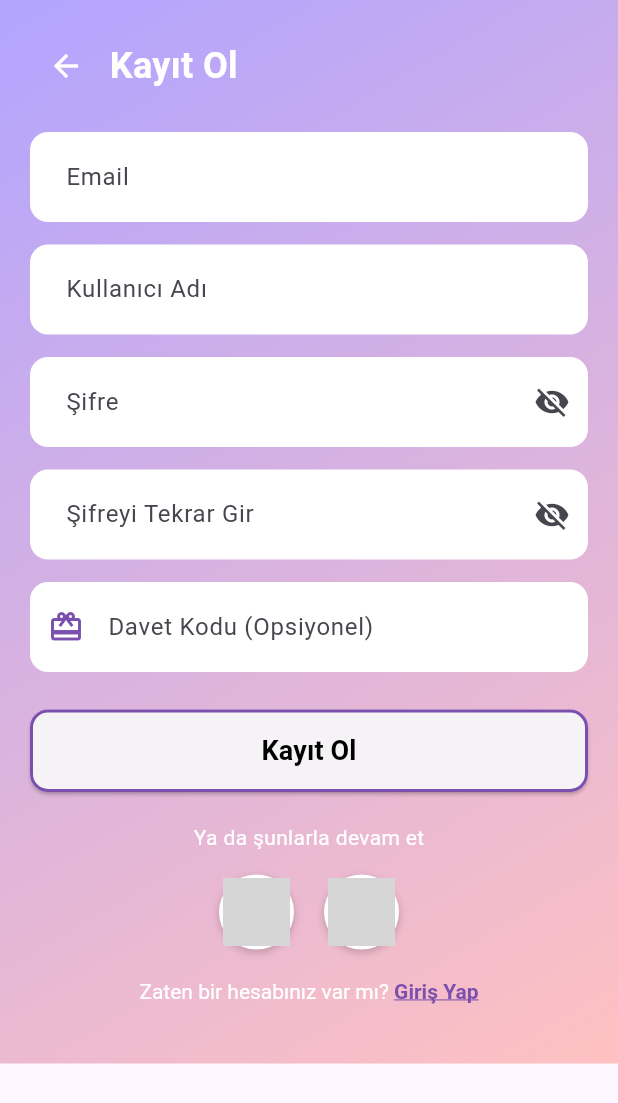
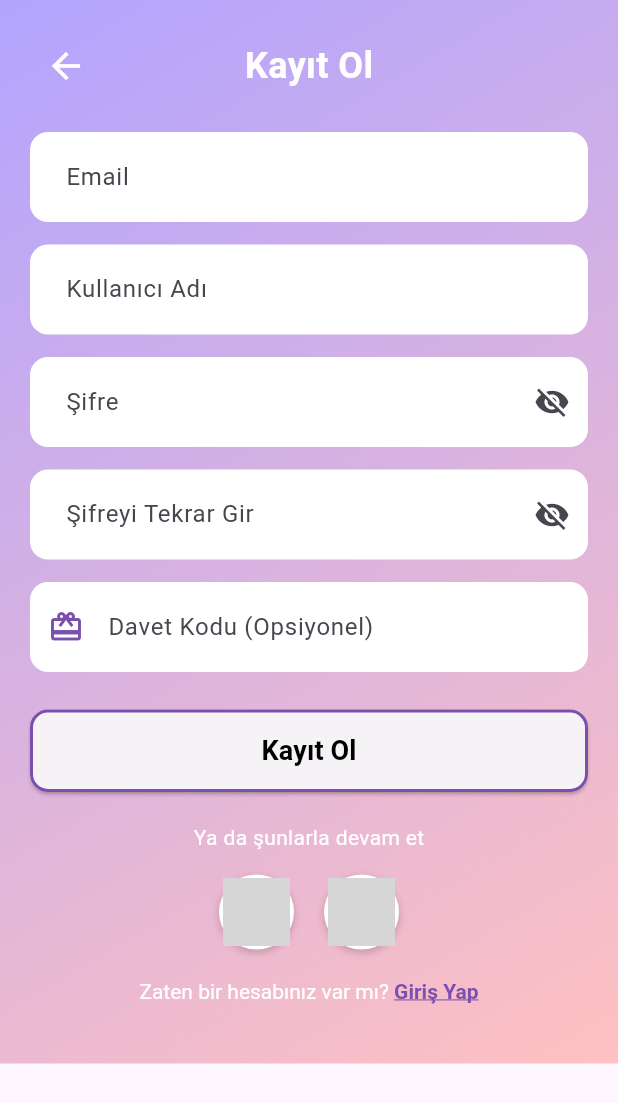
Before and after one commit to iremsuerdemir/Zoozy, a Flutter app: the OwnerLoginPage screen opened directly, after a tap on "E-posta ile Giriş Yap", after a tap on "Kayıt Ol", on a phone screen of 412 x 824 dp. Shown: the top 1103 px of the screen. Run offline on Flutter 3.47's test engine with Material 3 defaults, Android fonts, the phone set to English and light mode, and no system bars; our stand-ins replace firebase_auth, firebase_core, google_sign_in; accounts and stored records are empty; network calls fail; grey boxes are pictures that could not be loaded.

Commit message:
Şimdilik firebase ile giriş ve google bağlantısı yapıldı. İlerleyen dönemlerde backend kodlarına başlandığı zaman firebase yerine mssql kullanılacaktır.

```diff
--- a/lib/screens/owner_Login_Page.dart
+++ b/lib/screens/owner_Login_Page.dart
@@ -21,17 +21,58 @@ class _OwnerLoginPageState extends State<OwnerLoginPage> {
   final TextEditingController _passwordController = TextEditingController();
   bool _obscurePassword = true;
 
-  void _login() {
+  void _login() async {
     if (_formKey.currentState!.validate()) {
       String email = _emailController.text.trim();
+      String password = _passwordController.text.trim();
 
-      // Başarılı giriş için örnek
-      ScaffoldMessenger.of(context).showSnackBar(
-        const SnackBar(
-          content: Text("Giriş başarılı! Sayfaya yönlendiriliyorsunuz"),
-          backgroundColor: Colors.green,
-        ),
-      );
+      try {
+        // Firebase ile gerçek kimlik doğrulama işlemi
+        await FirebaseAuth.instance.signInWithEmailAndPassword(
+          email: email,
+          password: password,
+        );
+
+        // Başarılı giriş
+        ScaffoldMessenger.of(context).showSnackBar(
+          const SnackBar(
+            content: Text("Giriş başarılı! Sayfaya yönlendiriliyorsunuz..."),
+            backgroundColor: Colors.green,
+          ),
+        );
+
+        // 4 saniye bekletme ve yönlendirme
+        await Future.delayed(const Duration(seconds: 4));
+
+        if (mounted) {
+          Navigator.pushReplacement(
+              context, MaterialPageRoute(builder: (_) => const HomeScreen()));
+        }
+      } on FirebaseAuthException catch (e) {
+        // Kimlik doğrulama hatalarını yakala ve kullanıcıya göster
+        String message;
+        if (e.code == 'user-not-found') {
+          message = 'Bu e-posta adresiyle kayıtlı kullanıcı bulunamadı.';
+        } else if (e.code == 'wrong-password') {
+          message = 'Yanlış şifre. Lütfen tekrar deneyin.';
+        } else {
+          message = 'Giriş hatası';
+        }
+        ScaffoldMessenger.of(context).showSnackBar(
+          SnackBar(
+            content: Text(message),
+            backgroundColor: Colors.red,
+          ),
+        );
+      } catch (e) {
+        // Diğer bilinmeyen hatalar
+        ScaffoldMessenger.of(context).showSnackBar(
+          SnackBar(
+            content: Text('Bilinmeyen bir hata oluştu: $e'),
+            backgroundColor: Colors.red,
+          ),
+        );
+      }
     }
   }
 
--- a/lib/screens/register_page.dart
+++ b/lib/screens/register_page.dart
@@ -155,14 +155,15 @@ class _RegisterPageState extends State<RegisterPage> {
               child: Column(
                 children: [
                   Row(
+                    mainAxisAlignment: MainAxisAlignment.spaceBetween,
                     children: [
                       IconButton(
-                        icon: const Icon(Icons.arrow_back, color: Colors.white),
+                        icon: const Icon(Icons.arrow_back,
+                            color: Colors.white, size: 28),
                         onPressed: () {
                           Navigator.pop(context);
                         },
                       ),
-                      const SizedBox(width: 5),
                       const Text(
                         'Kayıt Ol',
                         style: TextStyle(
@@ -171,6 +172,7 @@ class _RegisterPageState extends State<RegisterPage> {
                           fontWeight: FontWeight.bold,
                         ),
                       ),
+                      const SizedBox(width: 48),
                     ],
                   ),
                   const SizedBox(height: 20),
```
Also changed, not shown: lib/screens/forgot_password.dart (+117 -26 lines), lib/screens/privacy_policy_page.dart (+16 -17 lines), lib/screens/terms_of_service_page.dart (+16 -17 lines).
